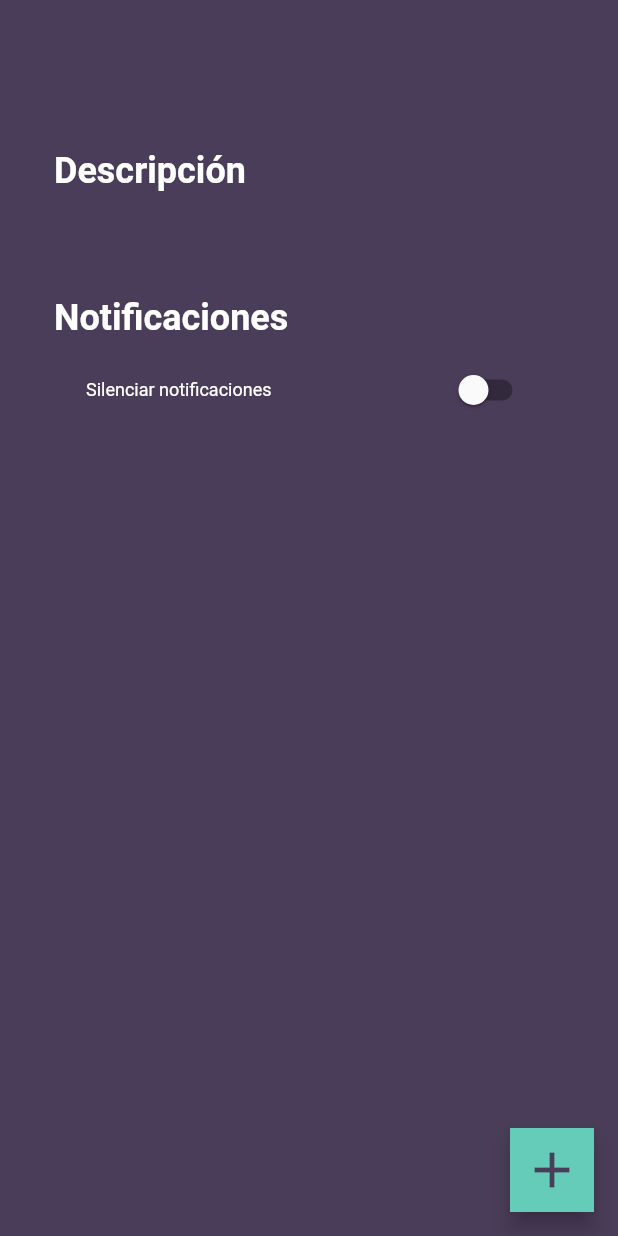
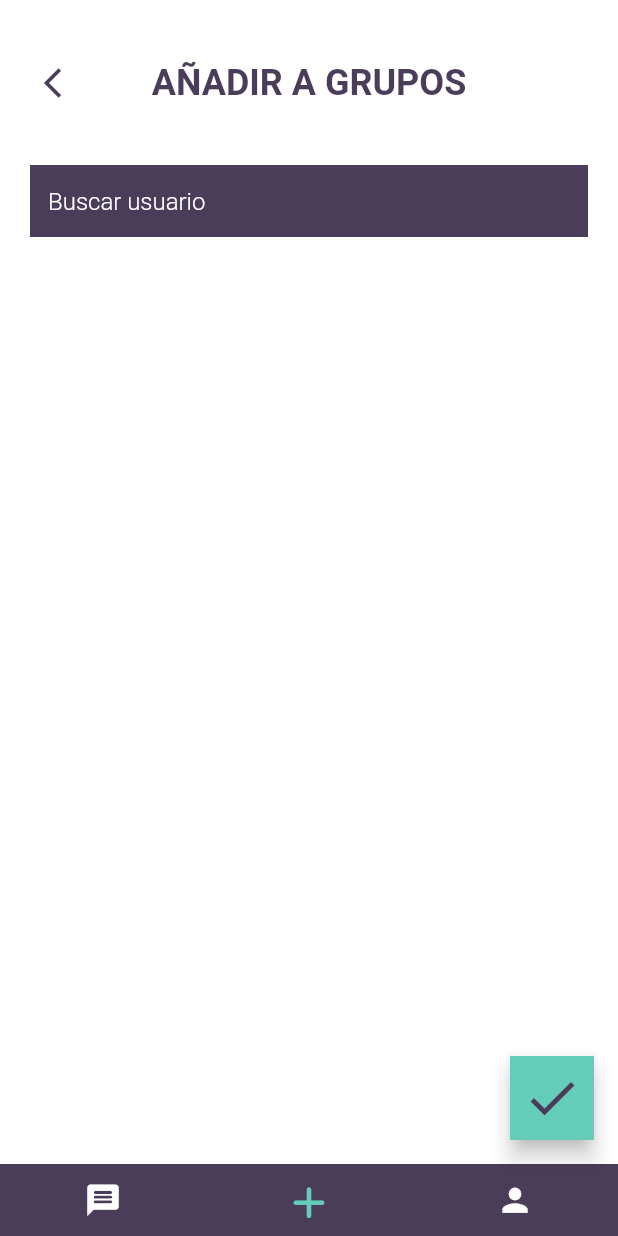
Before and after one commit to FlutterLabTeam/almanubis, a Flutter app: the InformationPanelGroups screen opened directly with empty values, after a tap on the "add" icon, on a phone screen of 412 x 824 dp. Run offline on Flutter 3.47's test engine with Material 2 defaults, Android fonts, the light colour scheme and no system bars; our stand-ins replace cloud_firestore, dartz, firebase_auth, firebase_core, firebase_messaging, firebase_storage and 5 more; accounts and stored records are empty.

Commit message:
se creo la vista y el bloc de addNewUser

```diff
--- a/lib/core/errors/exceptions.dart
+++ b/lib/core/errors/exceptions.dart
@@ -17,3 +17,5 @@ class SaveImageException implements Exception {}
 class GetListGroupException implements Exception {}
 
 class SaveCredentialsException implements Exception {}
+
+class GetAllUserException implements Exception {}
--- /dev/null
+++ b/lib/features/add_new_group/data/data_sources/add_new_user_data_source.dart
@@ -0,0 +1,38 @@
+import 'package:firebase_auth/firebase_auth.dart';
+import 'package:cloud_firestore/cloud_firestore.dart';
+import 'package:almanubis/core/model/user_model.dart';
+import 'package:almanubis/core/errors/exceptions.dart';
+
+abstract class AddNewUserDataSource {
+  Future<List<UserModel>> getAllUser();
+  Future<List<UserModel>> searchUser(String text);
+}
+
+class AddNewUserDataSourceImpl implements AddNewUserDataSource {
+  final FirebaseAuth firebaseAuth;
+  final FirebaseFirestore firestore;
+
+  AddNewUserDataSourceImpl({required this.firebaseAuth, required this.firestore});
+
+  @override
+  Future<List<UserModel>> getAllUser() async {
+    try {
+      QuerySnapshot data = await firestore.collection("users").where("rol", isEqualTo:  "USER").get();
+      List<UserModel> listUser = data.docs.map((e) => UserModel.fromJson(e, e.id)).toList();
+      return listUser;
+    } catch (e) {
+      throw GetAllUserException();
+    }
+  }
+
+  @override
+  Future<List<UserModel>> searchUser(String text) async {
+    try {
+      QuerySnapshot data = await firestore.collection("users").where("query", arrayContains: text).get();
+      List<UserModel> listUser = data.docs.map((e) => UserModel.fromJson(e, e.id)).toList();
+      return listUser;
+    } catch (e) {
+      throw GetAllUserException();
+    }
+  }
+}
--- /dev/null
+++ b/lib/features/add_new_group/data/repositories/add_new_user_repository_impl.dart
@@ -0,0 +1,32 @@
+import 'package:almanubis/core/errors/exceptions.dart';
+import 'package:almanubis/core/errors/failure.dart';
+import 'package:almanubis/core/model/user_model.dart';
+import 'package:almanubis/features/add_new_group/data/data_sources/add_new_user_data_source.dart';
+import 'package:almanubis/features/add_new_group/domain/repositories/add_new_user_repository.dart';
+import 'package:dartz/dartz.dart';
+
+class AddNewUserRepositoryImpl implements AddNewUserRepository {
+  final AddNewUserDataSource addNewUserDataSource;
+
+  AddNewUserRepositoryImpl({required this.addNewUserDataSource});
+
+  @override
+  Future<Either<Failure, List<UserModel>>> getAllUser() async {
+    try {
+      final response = await addNewUserDataSource.getAllUser();
+      return Right(response);
+    } on GetAllUserException {
+      return Left(RegisterUserDbFailure());
+    }
+  }
+
+  @override
+  Future<Either<Failure, List<UserModel>>> searchUser(String text) async {
+    try {
+      final response = await addNewUserDataSource.searchUser(text);
+      return Right(response);
+    } on GetAllUserException {
+      return Left(RegisterUserDbFailure());
+    }
+  }
+}
--- /dev/null
+++ b/lib/features/add_new_group/domain/use_cases/get_all_user.dart
@@ -0,0 +1,16 @@
+import 'package:almanubis/features/add_new_group/domain/repositories/add_new_user_repository.dart';
+import 'package:dartz/dartz.dart';
+import '../../../../core/errors/failure.dart';
+import 'package:almanubis/core/model/user_model.dart';
+import 'package:almanubis/core/usecases/use_cases.dart';
+
+class GetAllUserAdd extends UseCase<List<UserModel>, NoParams> {
+  final AddNewUserRepository addNewUserRepository;
+
+  GetAllUserAdd({required this.addNewUserRepository});
+
+  @override
+  Future<Either<Failure, List<UserModel>>> call(NoParams params) {
+    return addNewUserRepository.getAllUser();
+  }
+}
--- /dev/null
+++ b/lib/features/add_new_group/domain/use_cases/search_user.dart
@@ -0,0 +1,16 @@
+import 'package:dartz/dartz.dart';
+import '../../../../core/errors/failure.dart';
+import 'package:almanubis/core/model/user_model.dart';
+import 'package:almanubis/core/usecases/use_cases.dart';
+import 'package:almanubis/features/add_new_group/domain/repositories/add_new_user_repository.dart';
+
+class SearchUserAdd extends UseCase<List<UserModel>, String> {
+  final AddNewUserRepository addNewUserRepository;
+
+  SearchUserAdd({required this.addNewUserRepository});
+
+  @override
+  Future<Either<Failure, List<UserModel>>> call(String params) {
+    return addNewUserRepository.searchUser(params);
+  }
+}
--- /dev/null
+++ b/lib/features/add_new_group/presentation/bloc/add_new_user_bloc.dart
@@ -0,0 +1,57 @@
+import 'dart:async';
+import 'package:almanubis/features/add_new_group/domain/use_cases/get_all_user.dart';
+import 'package:almanubis/features/add_new_group/domain/use_cases/search_user.dart';
+import 'package:meta/meta.dart';
+import 'package:flutter_bloc/flutter_bloc.dart';
+import 'package:almanubis/core/model/user_model.dart';
+import 'package:almanubis/core/usecases/use_cases.dart';
+
+part 'add_new_user_event.dart';
+
+part 'add_new_user_state.dart';
+
+class AddNewUserBloc extends Bloc<AddNewUserEvent, AddNewUserState> {
+  final GetAllUserAdd getAllUserAdd;
+  final SearchUserAdd searchUserAdd;
+
+  AddNewUserBloc({
+    required this.getAllUserAdd,
+    required this.searchUserAdd,
+  }) : super(AddNewUserInitial());
+
+  @override
+  Stream<AddNewUserState> mapEventToState(
+    AddNewUserEvent event,
+  ) async* {
+    if (event is ChangeStateEvent) {
+      yield ChangeStateLoading();
+      yield ChangeStateState(event.userModel);
+    }
+    if (event is AddNewUserInitEvent) {
+      yield ChangeStateLoading();
+      yield AddNewUserInitial();
+    }
+    if (event is GetAllUserEvent) {
+      yield ChangeStateLoading();
+      final result = await getAllUserAdd(NoParams());
+      yield* result.fold((failure) async* {
+        yield GetAllUserErrorState();
+      }, (List<UserModel> listUser) async* {
+        yield GetAllUserState(listUser);
+      });
+    }
+    if (event is SearchUserEvent) {
+        yield ChangeStateLoading();
+      if (event.userText.isNotEmpty) {
+        final result = await searchUserAdd(event.userText);
+        yield* result.fold((failure) async* {
+          yield GetAllUserErrorState();
+        }, (List<UserModel> listUser) async* {
+          yield GetSearchUserState(listUser);
+        });
+      } else {
+        yield GetSearchUserState(event.listStaticUserModel);
+      }
+    }
+  }
+}
--- /dev/null
+++ b/lib/features/add_new_group/presentation/bloc/add_new_user_event.dart
@@ -0,0 +1,24 @@
+part of 'add_new_user_bloc.dart';
+
+@immutable
+abstract class AddNewUserEvent {}
+
+class ChangeStateEvent implements AddNewUserEvent {
+  final UserModel userModel;
+
+  ChangeStateEvent({required this.userModel});
+}
+
+class GetAllUserEvent implements AddNewUserEvent {}
+
+class AddNewUserInitEvent implements AddNewUserEvent {}
+
+class SearchUserEvent implements AddNewUserEvent {
+  final String userText;
+  final List<UserModel> listStaticUserModel;
+
+  SearchUserEvent({
+    required this.userText,
+    required this.listStaticUserModel,
+  });
+}
--- /dev/null
+++ b/lib/features/add_new_group/presentation/bloc/add_new_user_state.dart
@@ -0,0 +1,28 @@
+part of 'add_new_user_bloc.dart';
+
+abstract class AddNewUserState {}
+
+class AddNewUserInitial extends AddNewUserState {}
+
+class ChangeStateLoading extends AddNewUserState {}
+class GetAllUserFinalStare extends AddNewUserState {}
+
+class ChangeStateState extends AddNewUserState {
+  final UserModel userModel;
+
+  ChangeStateState(this.userModel);
+}
+
+class GetAllUserState extends AddNewUserState {
+  final List<UserModel> listUserModel;
+
+  GetAllUserState(this.listUserModel);
+}
+
+class GetSearchUserState extends AddNewUserState {
+  final List<UserModel> listUserModel;
+
+  GetSearchUserState(this.listUserModel);
+}
+
+class GetAllUserErrorState extends AddNewUserState {}
--- /dev/null
+++ b/lib/features/add_new_group/presentation/pages/add_new_user.dart
@@ -0,0 +1,165 @@
+import 'package:flutter/material.dart';
+import 'package:flutter_bloc/flutter_bloc.dart';
+import 'package:almanubis/core/util/debouncer.dart';
+import 'package:almanubis/core/model/user_model.dart';
+import 'package:almanubis/core/util/company_fonts.dart';
+import 'package:almanubis/core/components/appbar/custom_appbar.dart';
+import 'package:almanubis/core/components/navigation/navigation_bar.dart';
+import 'package:almanubis/core/components/input_search/input_search.dart';
+import 'package:almanubis/core/components/selected_item/selected_item.dart';
+import 'package:almanubis/core/components/carousel_image_user/carousel_image_user.dart';
+import 'package:almanubis/features/add_new_group/presentation/bloc/add_new_user_bloc.dart';
+import 'package:almanubis/core/components/custom_floating_button/custom_floating_button.dart';
+
+class AddNewUser extends StatefulWidget {
+  const AddNewUser({Key? key}) : super(key: key);
+
+  @override
+  State<AddNewUser> createState() => _AddNewUserState();
+}
+
+class _AddNewUserState extends State<AddNewUser> {
+  static late Size size;
+  List<UserModel> listAllUser = [];
+  List<UserModel> listUserData = [];
+  List<UserModel> listStaticUser = [];
+  static final _debouncer = HandledDebouncer(milliseconds: 700);
+
+  @override
+  void initState() {
+    super.initState();
+    BlocProvider.of<AddNewUserBloc>(context).add(GetAllUserEvent());
+  }
+
+  @override
+  Widget build(BuildContext context) {
+    size = MediaQuery.of(context).size;
+    return SafeArea(
+      child: Scaffold(
+        body: BlocBuilder<AddNewUserBloc, AddNewUserState>(
+          builder: (context, state) {
+            if (state is ChangeStateState) {
+              changeStateState(state);
+            }
+            if (state is GetAllUserState) {
+              getAllUserState(state);
+            }
+            if (state is GetSearchUserState) {
+              getSearchUserState(state);
+            }
+            return Column(
+              mainAxisAlignment: MainAxisAlignment.start,
+              crossAxisAlignment: CrossAxisAlignment.center,
+              children: [
+                CustomAppBar(
+                  model: CustomAppBarModel(
+                    body: Text(
+                      "AÑADIR A GRUPOS",
+                      style: CompanyFontStyle.style().titleStyleDark,
+                    ),
+                    handledGoBack: () => Navigator.of(context).pop(),
+                  ),
+                ),
+                SizedBox(
+                  height: listUserData.isNotEmpty ? size.height * 0.12 : 0,
+                  width: double.infinity,
+                  child: CarouselImageUser(
+                    model: CarouselImageUserModel(
+                      color: CarouselColor.dark,
+                      listUserData: listUserData,
+                      handledIcon: handledSelectedUser,
+                    ),
+                  ),
+                ),
+                Container(
+                  margin: const EdgeInsets.symmetric(horizontal: 20),
+                  child: InputSearch(
+                    model: InputSearchColorModel(
+                      label: "Buscar usuario",
+                      onChanged: (String text) =>
+                          _debouncer.run(() => handledSearch(text)),
+                    ),
+                  ),
+                ),
+                Flexible(
+                  fit: FlexFit.loose,
+                  flex: 1,
+                  child: Container(
+                    margin: const EdgeInsets.symmetric(horizontal: 20),
+                    child: SizedBox(
+                      child: ListView.builder(
+                        shrinkWrap: true,
+                        itemCount: listAllUser.length,
+                        itemBuilder: (context, index) => Container(
+                          margin: const EdgeInsets.symmetric(vertical: 10),
+                          child: SelectedItem(
+                            userModel: listAllUser[index],
+                            handledSelectedUser: handledSelectedUser,
+                          ),
+                        ),
+                      ),
+                    ),
+                  ),
+                ),
+              ],
+            );
+          },
+        ),
+        bottomNavigationBar: CustomNavigationBar(
+          onTapPlus: () {},
+          model: CustomNavigationBarModel(),
+          onTapMessage: () => Navigator.of(context).pushNamed('/listChat'),
+          onTapPerson: () =>
+              Navigator.of(context).pushNamed('/userConfiguration'),
+        ),
+        floatingActionButton: CustomFloatingButton(
+          model: CustomFloatingButtonModel(
+            icon: Icons.check,
+            handledIcon: () {} /*Navigator.of(context).pushNamed('/saveGroup', arguments: listUserData),*/
+          ),
+        ),
+      ),
+    );
+  }
+
+  handledSelectedUser(UserModel userModel) =>
+      BlocProvider.of<AddNewUserBloc>(context)
+          .add(ChangeStateEvent(userModel: userModel));
+
+  handledSearch(String text) => BlocProvider.of<AddNewUserBloc>(context).add(
+        SearchUserEvent(
+          userText: text,
+          listStaticUserModel: listStaticUser,
+        ),
+      );
+
+  getAllUserState(GetAllUserState state) {
+    state.listUserModel.sort((a, b) => a.name.compareTo(b.name));
+    listAllUser = state.listUserModel;
+    listStaticUser = state.listUserModel;
+  }
+
+  getSearchUserState(GetSearchUserState state) {
+    state.listUserModel.sort((a, b) => a.name.compareTo(b.name));
+    listAllUser = state.listUserModel.map((elementMap) {
+      UserModel user = listUserData.firstWhere(
+          (elementFirst) => elementFirst.uid == elementMap.uid,
+          orElse: () => UserModel.fromJsonNoData());
+      if (user.uid!.isNotEmpty) {
+        elementMap = user;
+      }
+      return elementMap;
+    }).toList();
+  }
+
+  changeStateState(ChangeStateState state) {
+    if(!state.userModel.state!){
+      state.userModel.state = true;
+      listUserData.add(state.userModel);
+    }else{
+      state.userModel.state = false;
+      listUserData.removeWhere((e)=> e.uid == state.userModel.uid);
+    }
+    BlocProvider.of<AddNewUserBloc>(context).add(AddNewUserInitEvent());
+  }
+}
--- a/lib/features/information_panel_groups/presentation/pages/information_panel_groups.dart
+++ b/lib/features/information_panel_groups/presentation/pages/information_panel_groups.dart
@@ -147,7 +147,9 @@ class _InformationPanelGroupsState extends State<InformationPanelGroups> {
         ),
         floatingActionButton: CustomFloatingButton(
           model: CustomFloatingButtonModel(
-            handledIcon: () {},
+            handledIcon: () {
+              Navigator.pushNamed(context, '/addNewUser');
+            },
             icon: Icons.add,
           ),
         ),
--- a/lib/main.dart
+++ b/lib/main.dart
@@ -1,6 +1,7 @@
 import 'package:firebase_core/firebase_core.dart';
 
 import 'core/bloc/global_bloc.dart';
+import 'features/add_new_group/presentation/bloc/add_new_user_bloc.dart';
 import 'features/information_panel_groups/presentation/bloc/information_panel_bloc.dart';
 import 'features/list_chat/presentation/bloc/list_chat_bloc.dart';
 import 'features/new_group/presentation/bloc/new_group_bloc.dart';
@@ -36,6 +37,7 @@ class MyApp extends StatelessWidget {
           BlocProvider(create: (context) => sl<ListChatBloc>()),
           BlocProvider(create: (context) => sl<NewGroupBloc>()),
           BlocProvider(create: (context) => sl<SaveGroupBloc>()),
+          BlocProvider(create: (context) => sl<AddNewUserBloc>()),
           BlocProvider(create: (context) => sl<UserConfigurationBloc>()),
           BlocProvider(create: (context) => sl<InformationPanelBloc>()),
         ],
--- a/lib/routes.dart
+++ b/lib/routes.dart
@@ -1,13 +1,14 @@
-import 'package:almanubis/core/model/user_model.dart';
 import 'package:almanubis/features/information_panel_groups/presentation/pages/information_panel_groups.dart';
-import 'package:almanubis/features/new_group/presentation/pages/new_group.dart';
+import 'package:almanubis/features/user_configuration/presentation/pages/user_configuration.dart';
+import 'package:almanubis/features/add_new_group/presentation/pages/add_new_user.dart';
+import 'package:almanubis/features/admin_panel/presentation/pages/admin_panel.dart';
 import 'package:almanubis/features/save_group/presentation/pages/save_group.dart';
-import 'package:almanubis/features/user_configuration/presentation/pages/user_configuration.dart';
-import 'package:almanubis/features/admin_panel/presentation/pages/admin_panel.dart';
 import 'package:almanubis/features/chat_group/presentation/pages/chat_group.dart';
 import 'package:almanubis/features/list_chat/presentation/pages/list_chat.dart';
+import 'package:almanubis/features/new_group/presentation/pages/new_group.dart';
 import 'package:almanubis/features/new_user/presentation/pages/new_user.dart';
 import 'package:almanubis/features/auth/presentation/pages/auth.dart';
+import 'package:almanubis/core/model/user_model.dart';
 import 'package:almanubis/splash_screen.dart';
 import 'package:flutter/material.dart';
 
@@ -41,6 +42,7 @@ class Routes {
       case '/newUser': return MaterialPageRoute(builder: (_) => const NewUser());
       case '/authPage': return MaterialPageRoute(builder: (_) => const AuthPage());
       case '/newGroup': return MaterialPageRoute(builder: (_) => const NewGroup());
+      case '/addNewUser': return MaterialPageRoute(builder: (_) => const AddNewUser());
       case '/chatGroup': return MaterialPageRoute(builder: (_) => ChatGroup(model: groupModel,));
       case '/listChat': return MaterialPageRoute(builder: (_) =>  ListChat(userModel: userModel));
       case '/adminPanel': return MaterialPageRoute(builder: (_) => AdminPanel(userModel: userModel,));
```
Also changed, not shown: lib/features/add_new_group/domain/repositories/add_new_user_repository.dart (added, +8 -0 lines), lib/injection_container.dart (+14 -0 lines).
